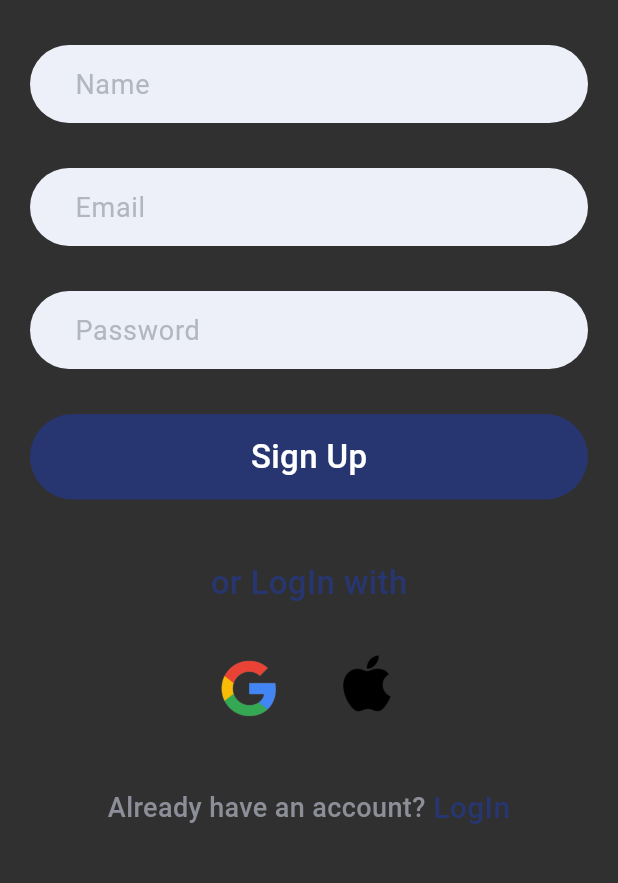
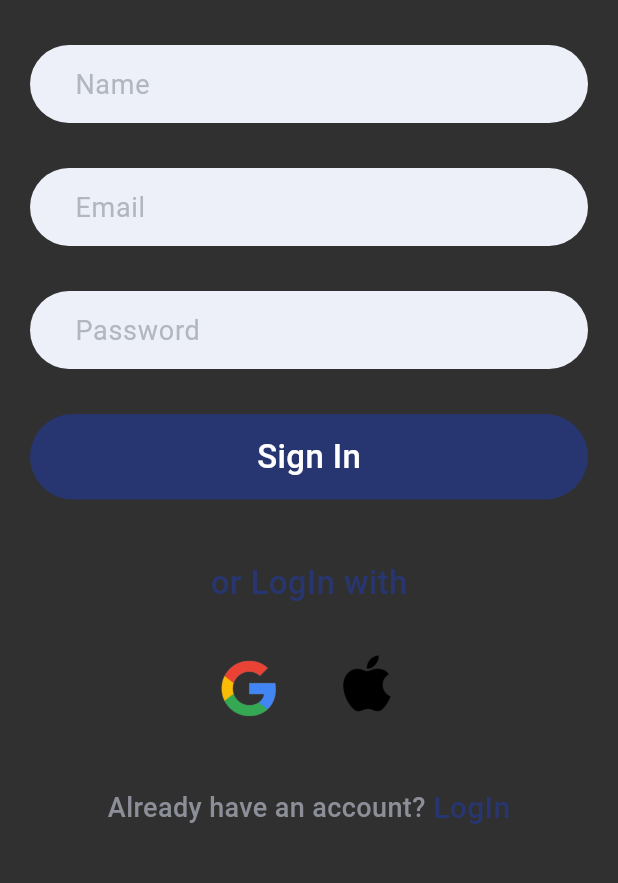
Before and after one commit to RajnishChaudhary623/Task-Management-App-Main, a Flutter app: the SignUp screen opened directly, on a phone screen of 412 x 824 dp, the part 255-1138 px from its top. Run offline on Flutter 3.47's test engine with Material 3 defaults, Android fonts, the phone set to English and light mode, and no system bars; our stand-ins replace cloud_firestore, connectivity, firebase_auth, firebase_core, fluttertoast, google_sign_in; missing offline and left inert: the_apple_sign_in; accounts and stored records are empty.

Commit message:
ui design
few changes

```diff
--- a/lib/screens/signup.dart
+++ b/lib/screens/signup.dart
@@ -19,47 +19,10 @@ class _SignUpState extends State<SignUp> {
   TextEditingController namecontroller = TextEditingController();
   TextEditingController passwordcontroller = TextEditingController();
   TextEditingController mailcontroller = TextEditingController();
-
   final _formkey = GlobalKey<FormState>();
-  registration() async {
-    if (password != null &&
-        namecontroller.text != "" &&
-        mailcontroller.text != "") {
-      try {
-        UserCredential userCredential = await FirebaseAuth.instance
-            .createUserWithEmailAndPassword(email: email, password: password);
-        ScaffoldMessenger.of(context).showSnackBar(const SnackBar(
-            content: Text(
-          "Registered Successfully",
-          style: TextStyle(fontSize: 20.0),
-        )));
-        // ignore: use_build_context_synchronously
-        Navigator.push(
-            context, MaterialPageRoute(builder: (context) => const HomePage()));
-      } on FirebaseAuthException catch (e) {
-        if (e.code == 'weak-password') {
-          ScaffoldMessenger.of(context).showSnackBar(const SnackBar(
-              backgroundColor: Colors.orangeAccent,
-              content: Text(
-                "Password Provided is too Weak",
-                style: TextStyle(fontSize: 18.0),
-              )));
-        } else if (e.code == "email-already-in-use") {
-          ScaffoldMessenger.of(context).showSnackBar(const SnackBar(
-              backgroundColor: Colors.orangeAccent,
-              content: Text(
-                "Account Already exists",
-                style: TextStyle(fontSize: 18.0),
-              )));
-        }
-      }
-    }
-  }
-
   @override
   Widget build(BuildContext context) {
     return Scaffold(
-      resizeToAvoidBottomInset: false,
       backgroundColor: darkBackgroundColor,
       body: Padding(
         padding: const EdgeInsets.only(top: 50.0),
@@ -71,7 +34,7 @@ class _SignUpState extends State<SignUp> {
                 child: ClipRRect(
                     borderRadius: BorderRadius.circular(20),
                     child: Image.asset(
-                      "assets/logo.jpeg",
+                      ImageConst.logo,
                     ))),
             const SizedBox(
               height: 30.0,
@@ -89,17 +52,17 @@ class _SignUpState extends State<SignUp> {
                           color: const Color(0xFFedf0f8),
                           borderRadius: BorderRadius.circular(30)),
                       child: TextFormField(
-                        style: TextStyle(color: Colors.black),
+                        style: const TextStyle(color: Colors.black),
                         validator: (value) {
                           if (value == null || value.isEmpty) {
-                            return 'Please Enter Name';
+                            return StringConst.pleaseEnterName;
                           }
                           return null;
                         },
                         controller: namecontroller,
                         decoration: const InputDecoration(
                             border: InputBorder.none,
-                            hintText: "Name",
+                            hintText: StringConst.name,
                             hintStyle: TextStyle(
                                 color: Color(0xFFb2b7bf), fontSize: 18.0)),
                       ),
@@ -114,17 +77,17 @@ class _SignUpState extends State<SignUp> {
                           color: const Color(0xFFedf0f8),
                           borderRadius: BorderRadius.circular(30)),
                       child: TextFormField(
-                        style: TextStyle(color: Colors.black),
+                        style: const TextStyle(color: Colors.black),
                         validator: (value) {
                           if (value == null || value.isEmpty) {
-                            return 'Please Enter Email';
+                            return StringConst.pleaseEnterEmail;
                           }
                           return null;
                         },
                         controller: mailcontroller,
                         decoration: const InputDecoration(
                             border: InputBorder.none,
-                            hintText: "Email",
+                            hintText: StringConst.email,
                             hintStyle: TextStyle(
                                 color: Color(0xFFb2b7bf), fontSize: 18.0)),
                       ),
@@ -139,17 +102,17 @@ class _SignUpState extends State<SignUp> {
                           color: const Color(0xFFedf0f8),
                           borderRadius: BorderRadius.circular(30)),
                       child: TextFormField(
-                        style: TextStyle(color: Colors.black),
+                        style: const TextStyle(color: Colors.black),
                         validator: (value) {
                           if (value == null || value.isEmpty) {
-                            return 'Please Enter Password';
+                            return StringConst.pleaseEnterPassword;
                           }
                           return null;
                         },
                         controller: passwordcontroller,
                         decoration: const InputDecoration(
                             border: InputBorder.none,
-                            hintText: "Password",
+                            hintText: StringConst.password,
                             hintStyle: TextStyle(
                                 color: Color(0xFFb2b7bf), fontSize: 18.0)),
                         obscureText: true,
@@ -178,12 +141,12 @@ class _SignUpState extends State<SignUp> {
                               borderRadius: BorderRadius.circular(30)),
                           child: const Center(
                               child: Text(
-                            "Sign Up",
-                            style: TextStyle(
-                                color: Colors.white,
-                                fontSize: 22.0,
-                                fontWeight: FontWeight.w500),
-                          ))),
+                                StringConst.signIn,
+                                style: TextStyle(
+                                    color: Colors.white,
+                                    fontSize: 22.0,
+                                    fontWeight: FontWeight.w500),
+                              ))),
                     ),
                   ],
                 ),
@@ -194,7 +157,7 @@ class _SignUpState extends State<SignUp> {
             ),
             const Center(
               child: Text(
-                "or LogIn with",
+                StringConst.orLoginWith,
                 style: TextStyle(
                     color: Color(0xFF273671),
                     fontSize: 22.0,
@@ -209,10 +172,10 @@ class _SignUpState extends State<SignUp> {
               children: [
                 GestureDetector(
                   onTap: () {
-                    toast(message: "Soon This feature available");
+                    toast(message: StringConst.soonThisIsAvailable);
                   },
                   child: Image.asset(
-                    "assets/google.png",
+                    ImageConst.google,
                     height: 45,
                     width: 45,
                     fit: BoxFit.cover,
@@ -223,10 +186,10 @@ class _SignUpState extends State<SignUp> {
                 ),
                 GestureDetector(
                   onTap: () {
-                    toast(message: "Soon This feature available");
+                    toast(message: StringConst.soonThisIsAvailable);
                   },
                   child: Image.asset(
-                    "assets/apple.png",
+                    ImageConst.apple,
                     height: 50,
                     width: 50,
                     fit: BoxFit.cover,
@@ -240,7 +203,7 @@ class _SignUpState extends State<SignUp> {
             Row(
               mainAxisAlignment: MainAxisAlignment.center,
               children: [
-                const Text("Already have an account?",
+                const Text(StringConst.alreadyAccount ,
                     style: TextStyle(
                         color: Color(0xFF8c8e98),
                         fontSize: 18.0,
@@ -254,7 +217,7 @@ class _SignUpState extends State<SignUp> {
                         MaterialPageRoute(builder: (context) => const LogIn()));
                   },
                   child: const Text(
-                    "LogIn",
+                    StringConst.login,
                     style: TextStyle(
                         color: Color(0xFF273671),
                         fontSize: 20.0,
@@ -268,4 +231,38 @@ class _SignUpState extends State<SignUp> {
       ),
     );
   }
+  registration() async {
+    if (password != null &&
+        namecontroller.text != "" &&
+        mailcontroller.text != "") {
+      try {
+        UserCredential userCredential = await FirebaseAuth.instance
+            .createUserWithEmailAndPassword(email: email, password: password);
+        ScaffoldMessenger.of(context).showSnackBar(const SnackBar(
+            content: Text(
+              StringConst.registerSuccessuly,
+              style: TextStyle(fontSize: 20.0),
+            )));
+        // ignore: use_build_context_synchronously
+        Navigator.push(
+            context, MaterialPageRoute(builder: (context) => const HomePage()));
+      } on FirebaseAuthException catch (e) {
+        if (e.code == StringConst.weakPassword) {
+          ScaffoldMessenger.of(context).showSnackBar(const SnackBar(
+              backgroundColor: Colors.orangeAccent,
+              content: Text(
+                StringConst.passwordProvidedIsTooWeak,
+                style: TextStyle(fontSize: 18.0),
+              )));
+        } else if (e.code == StringConst.emailInUse) {
+          ScaffoldMessenger.of(context).showSnackBar(const SnackBar(
+              backgroundColor: Colors.orangeAccent,
+              content: Text(
+                StringConst.accountExists,
+                style: TextStyle(fontSize: 18.0),
+              )));
+        }
+      }
+    }
+  }
 }
--- a/lib/utils/utility.dart
+++ b/lib/utils/utility.dart
@@ -40,15 +40,27 @@ class StringConst{
   static const noConnection = 'No Internet Connection';
   static const createColourNotes=  "Create Colorful Notes";
   static const notes = 'Notes';
-/*  static const typesomething ='Type something in the body';
-  static const enterEmail =  "Enter your mail";
-  static const pleaseEnterEmail = 'Please Enter Email';
-  static const email = "Email";
-  static const sendEmail = "Send Email";
-  static const dontHaveAccount = "Don't have an account?";
-  static const create ="Create";*/
+  static const registerSuccessuly ="Registered Successfully";
+  static const signIn =  "Sign In";
+  static const soonThisIsAvailable = "Soon This feature available";
+  static const signUp = "Sign Up";
+  static const orLoginWith = "or LogIn with";
+  static const forgotPassword = "Forgot Password?";
+  static const pleaseEnterPassword ='Please Enter Password';
+  static const password = "Password";
+  static const addNotes = "Add Notes";
+  static const accountExists = "Account Already exists";
+  static const emailInUse = "email-already-in-use";
+  static const passwordProvidedIsTooWeak =  "Password Provided is too Weak";
+  static const weakPassword = 'weak-password';
+  static const alreadyAccount ="Already have an account?";
+  static const login = "LogIn";
+  static const name = "Name";
+  static const pleaseEnterName= 'Please Enter Name';
 }
 class ImageConst{
   static const String loadingGif = "assets/ios_loadings.gif";
   static const String logo= "assets/logo.jpeg";
+  static const String google= "assets/google.png";
+  static const String apple= "assets/apple.png";
 }
```
Also changed, not shown: lib/screens/login.dart (+24 -23 lines), 3 other files.
